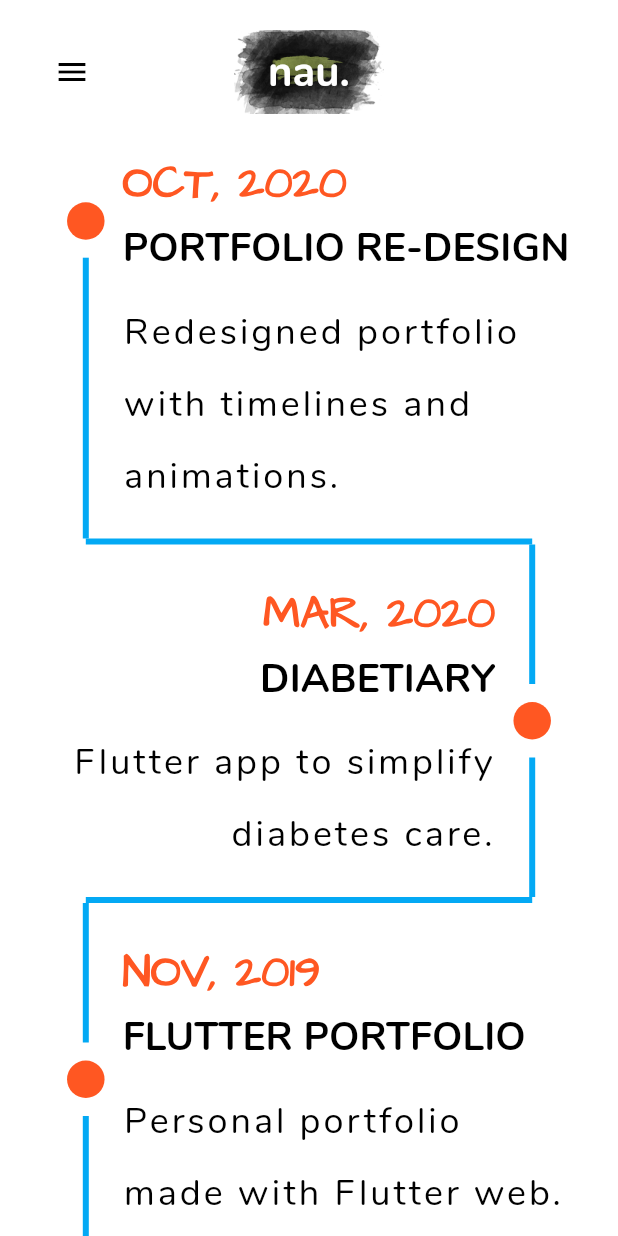
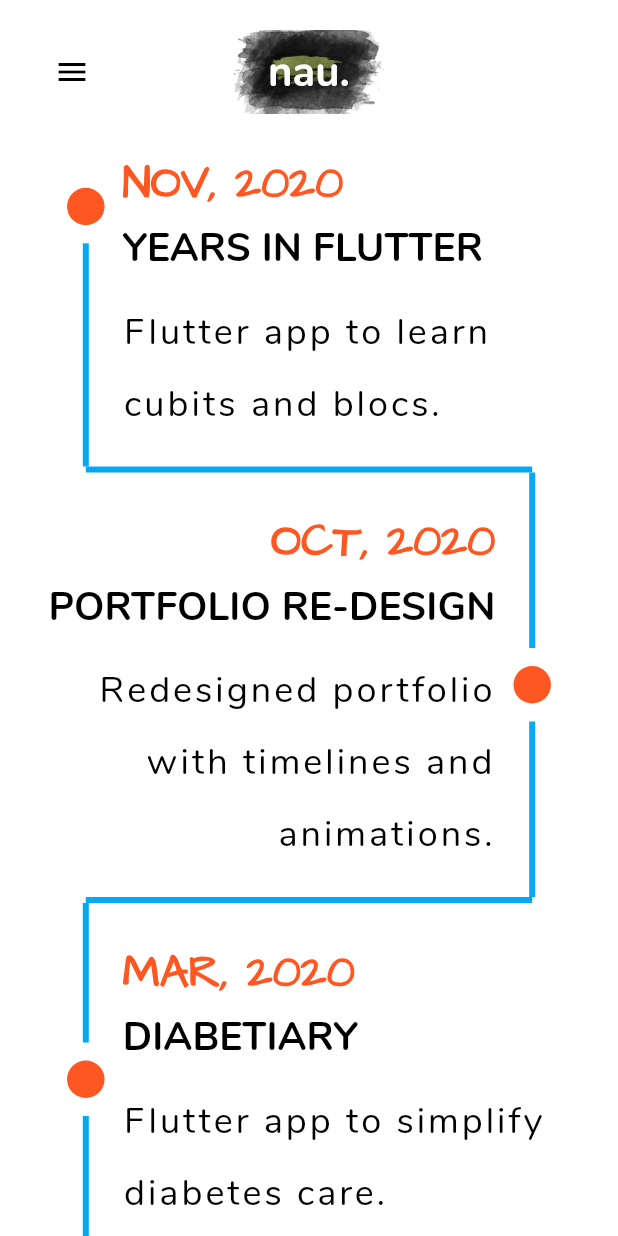
Before and after one commit to NauzetAduen/flutter_portfolio, a Flutter app: the Experience screen opened by its route, on a phone screen of 412 x 824 dp. Run offline on Flutter 3.47's test engine with Material 2 defaults, Android fonts, the phone set to English and light mode, and no system bars; drawn by our look-alikes of timeline_tile; our stand-ins replace animated_text_kit, responsive_builder; missing offline and left inert: dart:js.

Commit message:
ADD years in flutter exp item

```diff
--- a/lib/utils/experience_item_list.dart
+++ b/lib/utils/experience_item_list.dart
@@ -385,5 +385,46 @@ class ExperienceItemList {
       ],
       completed: false,
     ),
+    ExperienceItem(
+      date: "NOV, 2020",
+      title: "Years in Flutter",
+      smallDesc: "Flutter app to learn cubits and blocs.",
+      desc:
+          "Small 'app' for learning purposes. It's based on an old project that I did in Java Swing years ago.\nThe main goal was to learn Cubits and improve my Bloc comprehension.\This app allows you to set a color for each day depending on how good it was.\nLearn more in the readme in the repository.",
+      url: "https://github.com/NauzetAduen/years_in_flutter",
+      linkMessage: "Years in Flutter repository",
+      chips: [
+        Chip(
+          backgroundColor: Color(0xff1389FD),
+          label: Text(
+            "Flutter",
+            style: chipWhite,
+          ),
+        ),
+        Chip(
+          backgroundColor: Colors.indigo,
+          label: Text(
+            "Mobile Dev",
+            style: chipWhite,
+          ),
+        ),
+        Chip(
+          backgroundColor: Color(0xff1C2834),
+          label: Text(
+            "Dart",
+            style: chipWhite,
+          ),
+        ),
+        Chip(
+          backgroundColor: Color(0xffe3b31c),
+          label: Text(
+            "Hive",
+            style: chipWhite,
+          ),
+        ),
+      ],
+      image: "yearsinflutter.png",
+      completed: false,
+    )
   ].reversed.toList();
 }
```
Also changed, not shown: assets/images/previews/yearsinflutter.png (added).
